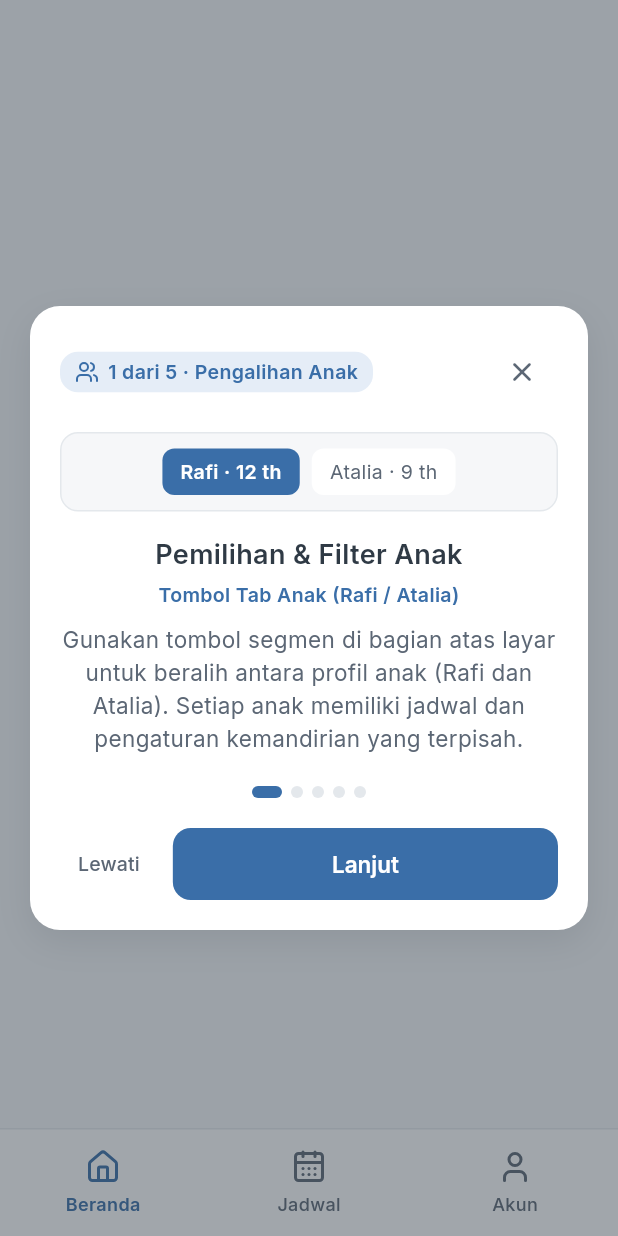
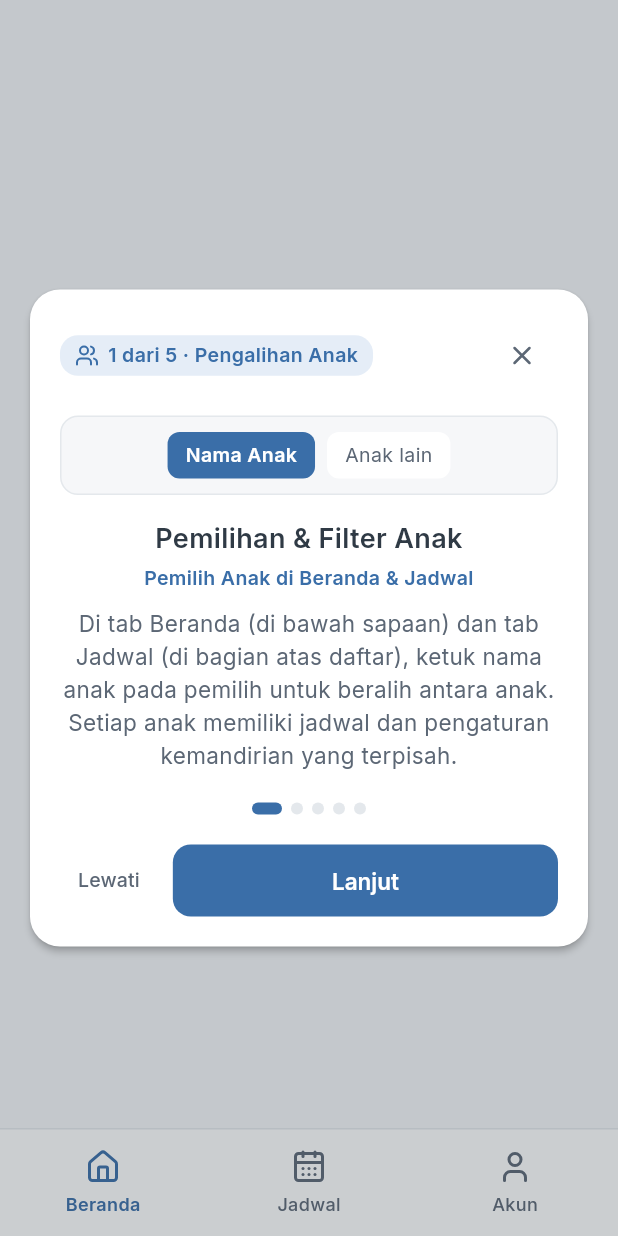
Before and after one commit to adityaanandaa1/Autiplan, a Flutter app: the CaregiverHomeScreen screen opened by its route, on a phone screen of 412 x 824 dp. Run offline on Flutter 3.47's test engine with Material 3 defaults, Android fonts, the phone set to English and light mode, and no system bars; our stand-ins replace cloud_firestore, firebase_auth, firebase_core, firebase_messaging, flutter_local_notifications, flutter_riverpod and 5 more; accounts and stored records are empty.

Commit message:
Perbaiki Live Tutor: hapus deteksi mode tes, teks dinamis, pakai token tema
Co-Authored-By: Claude Sonnet 5.5 <noreply@anthropic.com>

```diff
--- a/lib/features/caregiver/widgets/live_tutor_dialog.dart
+++ b/lib/features/caregiver/widgets/live_tutor_dialog.dart
@@ -1,10 +1,13 @@
 import 'package:flutter/material.dart';
 import 'package:flutter_riverpod/flutter_riverpod.dart';
 import 'package:lucide_icons_flutter/lucide_icons.dart';
+import 'package:shared_preferences/shared_preferences.dart';
 
 import '../../../core/theme/theme.dart';
 import '../../../core/widgets/buttons.dart';
+import '../../../data/models/app_state.dart';
 import '../../../data/providers.dart';
+import '../../../domain/routine_templates.dart';
 
 const _liveTutorPrefKey = 'has_seen_caregiver_live_tutor';
 
@@ -13,45 +16,49 @@ Future<void> showCaregiverLiveTutorIfNeeded(
   BuildContext context,
   WidgetRef ref,
 ) async {
-  // Hindari auto-popup pada saat unit/widget testing agar tidak mengganggu audit layar.
-  if (WidgetsBinding.instance.runtimeType.toString().contains('Test')) return;
-
   try {
     final prefs = ref.read(sharedPreferencesProvider);
     final hasSeen = prefs.getBool(_liveTutorPrefKey) ?? false;
     if (!hasSeen && context.mounted) {
       await showCaregiverLiveTutor(context, ref);
     }
-  } catch (_) {
-    // Abaikan galat preferensi di mode uji coba/fallback.
+  } catch (e) {
+    debugPrint('Live Tutor: gagal membaca penanda "sudah dilihat": $e');
   }
 }
 
 /// Membuka pop-up Live Tutor secara langsung (misal saat ditekan dari menu Akun).
-Future<void> showCaregiverLiveTutor(
-  BuildContext context,
-  WidgetRef ref,
-) async {
+Future<void> showCaregiverLiveTutor(BuildContext context, WidgetRef ref) async {
+  // Ambil preferensi sebelum await: widget pemanggil bisa sudah dispose
+  // setelah dialog tertutup, sehingga ref tidak aman dipakai lagi.
+  SharedPreferences? prefs;
+  try {
+    prefs = ref.read(sharedPreferencesProvider);
+  } catch (e) {
+    debugPrint(
+      'Live Tutor: preferensi tidak tersedia, penanda tidak disimpan: $e',
+    );
+  }
+
   await showGeneralDialog(
     context: context,
     barrierDismissible: true,
     barrierLabel: 'Tutup panduan',
-    barrierColor: AppColors.teks.withValues(alpha: 0.45),
-    transitionDuration: const Duration(milliseconds: 250),
+    barrierColor: AppColors.teks.withValues(alpha: AppColors.alphaBayangan),
+    transitionDuration: AppDurations.normal,
     pageBuilder: (ctx, anim1, anim2) => const _LiveTutorDialog(),
     transitionBuilder: (ctx, anim, secondaryAnim, child) {
-      final curved = CurvedAnimation(parent: anim, curve: Curves.easeOutCubic);
-      return ScaleTransition(
-        scale: Tween<double>(begin: 0.92, end: 1.0).animate(curved),
-        child: FadeTransition(opacity: curved, child: child),
-      );
+      final curved = CurvedAnimation(parent: anim, curve: AppDurations.curve);
+      return FadeTransition(opacity: curved, child: child);
     },
   );
 
+  if (prefs == null) return;
   try {
-    final prefs = ref.read(sharedPreferencesProvider);
     await prefs.setBool(_liveTutorPrefKey, true);
-  } catch (_) {}
+  } catch (e) {
+    debugPrint('Live Tutor: gagal menyimpan penanda "sudah dilihat": $e');
+  }
 }
 
 class _TutorStep {
@@ -72,52 +79,61 @@ class _TutorStep {
   final Widget illustrationWidget;
 }
 
-class _LiveTutorDialog extends StatefulWidget {
+class _LiveTutorDialog extends ConsumerStatefulWidget {
   const _LiveTutorDialog();
 
   @override
-  State<_LiveTutorDialog> createState() => _LiveTutorDialogState();
+  ConsumerState<_LiveTutorDialog> createState() => _LiveTutorDialogState();
 }
 
-class _LiveTutorDialogState extends State<_LiveTutorDialog> {
+class _LiveTutorDialogState extends ConsumerState<_LiveTutorDialog> {
   int _currentStep = 0;
 
-  late final List<_TutorStep> _steps = [
+  static const _dayLabels = ['Sen', 'Sel', 'Rab', 'Kam', 'Jum', 'Sab', 'Min'];
+
+  List<_TutorStep> _buildSteps(AppState state) {
+    final settings = state.settings;
+    final names = state.children.map((c) => c.name).toList();
+    final namesText = names.isEmpty ? 'anak' : names.join(' dan ');
+    return [
       _TutorStep(
         title: 'Pemilihan & Filter Anak',
-      targetButtonName: 'Tombol Tab Anak (Rafi / Atalia)',
+        targetButtonName: 'Pemilih Anak di Beranda & Jadwal',
         badgeLabel: '1 dari 5 · Pengalihan Anak',
         icon: LucideIcons.users,
         description:
-          'Gunakan tombol segmen di bagian atas layar untuk beralih antara profil anak (Rafi dan Atalia). Setiap anak memiliki jadwal dan pengaturan kemandirian yang terpisah.',
-      illustrationWidget: _buildChildSegmentIllustration(),
+            'Di tab Beranda (di bawah sapaan) dan tab Jadwal (di bagian atas daftar), ketuk nama anak pada pemilih untuk beralih antara $namesText. Setiap anak memiliki jadwal dan pengaturan kemandirian yang terpisah.',
+        illustrationWidget: _buildChildSegmentIllustration(state),
       ),
       _TutorStep(
         title: 'Kalender & Navigasi Mingguan',
-      targetButtonName: 'Strip Tanggal & Panah Minggu',
+        targetButtonName: 'Tab Jadwal: Strip Tanggal & Panah Minggu',
         badgeLabel: '2 dari 5 · Waktu & Kalender',
         icon: LucideIcons.calendar,
         description:
-          'Gunakan panah kiri/kanan atau geser dengan jari untuk berpindah minggu. Titik biru di bawah angka tanggal menandakan adanya jadwal kegiatan yang telah terisi.',
+            'Buka tab Jadwal. Gunakan panah kiri/kanan atau geser dengan jari untuk berpindah minggu. Titik kecil di bawah angka tanggal menandakan adanya jadwal kegiatan pada hari itu.',
         illustrationWidget: _buildCalendarIllustration(),
       ),
       _TutorStep(
         title: 'Tambah Jadwal & Template Rutinitas',
-      targetButtonName: 'Tombol Tambah (+) & Template',
+        targetButtonName: 'Tombol Tambah (+) di Tab Jadwal',
         badgeLabel: '3 dari 5 · Input Lebih Praktis',
         icon: LucideIcons.sparkles,
         description:
-          'Tidak perlu mengetik dari nol! Tekan tombol (+) untuk jadwal manual, atau gunakan Template Rutinitas (23+ pilihan) untuk memasukkan jadwal pagi, sekolah, sore, dan ibadah malam dalam 1 klik.',
+            'Tidak perlu mengetik dari nol! Di tab Jadwal, tekan tombol (+) untuk menambah jadwal, lalu pilih Template Rutinitas (${allRoutineTemplates.length} pilihan kegiatan) untuk memasukkan jadwal pagi, sekolah, sore, dan malam dengan cepat.',
         illustrationWidget: _buildTemplateIllustration(),
       ),
       _TutorStep(
         title: 'Jeda Transisi & Waktu Tenang',
-      targetButtonName: 'Aturan 10 Menit & Quiet Time',
+        targetButtonName:
+            'Aturan ${settings.minGapMinutes} Menit & Waktu Tenang',
         badgeLabel: '4 dari 5 · Sensorik Ramah Autis',
         icon: LucideIcons.moon,
         description:
-          'Aplikasi otomatis menjaga jeda minimal 10 menit antar-kegiatan agar anak tidak stres, serta mengingatkan waktu tenang tanpa gawai (Quiet Time) minimal 30 menit sebelum tidur.',
-      illustrationWidget: _buildQuietTimeIllustration(),
+            'Aplikasi menjaga jeda minimal ${settings.minGapMinutes} menit antar-kegiatan agar anak tidak stres, serta mengingatkan waktu tenang tanpa gawai (Quiet Time) ${settings.quietTimeMinutes} menit sebelum tidur. Angka ini bisa diubah di tab Akun.',
+        illustrationWidget: _buildQuietTimeIllustration(
+          settings.quietTimeMinutes,
+        ),
       ),
       _TutorStep(
         title: 'Sisi Anak & Tombol Darurat',
@@ -129,33 +145,25 @@ class _LiveTutorDialogState extends State<_LiveTutorDialog> {
         illustrationWidget: _buildEmergencyIllustration(),
       ),
     ];
+  }
 
   @override
   Widget build(BuildContext context) {
-    final step = _steps[_currentStep];
-    final isLast = _currentStep == _steps.length - 1;
+    final steps = _buildSteps(ref.watch(appStateProvider));
+    final step = steps[_currentStep];
+    final isLast = _currentStep == steps.length - 1;
 
     return Center(
       child: ConstrainedBox(
-        constraints: const BoxConstraints(
-          maxWidth: AppSpacing.maxContentWidth,
-        ),
+        constraints: const BoxConstraints(maxWidth: AppSpacing.maxContentWidth),
+        child: Padding(
+          padding: const EdgeInsets.symmetric(horizontal: AppSpacing.grid20),
           child: Material(
-          color: Colors.transparent,
-          child: Container(
-            margin: const EdgeInsets.symmetric(horizontal: AppSpacing.grid20),
+            color: AppColors.permukaan,
+            elevation: AppSpacing.fabElevation,
+            shape: const RoundedRectangleBorder(borderRadius: AppRadius.dialog),
+            child: Padding(
               padding: const EdgeInsets.all(AppSpacing.grid20),
-            decoration: BoxDecoration(
-              color: AppColors.permukaan,
-              borderRadius: AppRadius.dialog,
-              boxShadow: [
-                BoxShadow(
-                  color: AppColors.teks.withValues(alpha: 0.12),
-                  blurRadius: 20,
-                  offset: const Offset(0, 8),
-                ),
-              ],
-            ),
               child: SingleChildScrollView(
                 child: Column(
                   mainAxisSize: MainAxisSize.min,
@@ -164,19 +172,10 @@ class _LiveTutorDialogState extends State<_LiveTutorDialog> {
                     _buildHeader(step),
                     const SizedBox(height: AppSpacing.grid16),
                     AnimatedSwitcher(
-                  duration: const Duration(milliseconds: 220),
-                  transitionBuilder: (child, animation) {
-                    return FadeTransition(
-                      opacity: animation,
-                      child: SlideTransition(
-                        position: Tween<Offset>(
-                          begin: const Offset(0.04, 0),
-                          end: Offset.zero,
-                        ).animate(animation),
-                        child: child,
-                      ),
-                    );
-                  },
+                      duration: AppDurations.normal,
+                      switchInCurve: AppDurations.curve,
+                      transitionBuilder: (child, animation) =>
+                          FadeTransition(opacity: animation, child: child),
                       child: KeyedSubtree(
                         key: ValueKey<int>(_currentStep),
                         child: Column(
@@ -201,9 +200,8 @@ class _LiveTutorDialogState extends State<_LiveTutorDialog> {
                             const SizedBox(height: AppSpacing.grid10),
                             Text(
                               step.description,
-                          style: AppTypography.isi.copyWith(
+                              style: AppTypography.isiDetail.copyWith(
                                 color: AppColors.teksSekunder,
-                            height: 1.45,
                               ),
                               textAlign: TextAlign.center,
                             ),
@@ -212,10 +210,11 @@ class _LiveTutorDialogState extends State<_LiveTutorDialog> {
                       ),
                     ),
                     const SizedBox(height: AppSpacing.grid20),
-                _buildStepIndicators(),
+                    _buildStepIndicators(steps.length),
                     const SizedBox(height: AppSpacing.grid20),
                     _buildNavigationButtons(isLast),
                   ],
+                ),
               ),
             ),
           ),
@@ -281,13 +280,13 @@ class _LiveTutorDialogState extends State<_LiveTutorDialog> {
     );
   }
 
-  Widget _buildStepIndicators() {
+  Widget _buildStepIndicators(int count) {
     return Row(
       mainAxisAlignment: MainAxisAlignment.center,
       children: [
-        for (var i = 0; i < _steps.length; i++) ...[
+        for (var i = 0; i < count; i++) ...[
           AnimatedContainer(
-            duration: const Duration(milliseconds: 200),
+            duration: AppDurations.normal,
             width: i == _currentStep ? AppSpacing.grid20 : AppSpacing.grid8,
             height: AppSpacing.grid8,
             decoration: BoxDecoration(
@@ -295,7 +294,7 @@ class _LiveTutorDialogState extends State<_LiveTutorDialog> {
               borderRadius: AppRadius.pil,
             ),
           ),
-          if (i < _steps.length - 1) const SizedBox(width: AppSpacing.grid6),
+          if (i < count - 1) const SizedBox(width: AppSpacing.grid6),
         ],
       ],
     );
@@ -326,9 +325,7 @@ class _LiveTutorDialogState extends State<_LiveTutorDialog> {
             onPressed: () => Navigator.of(context).pop(),
             child: Text(
               'Lewati',
-              style: AppTypography.meta.copyWith(
-                color: AppColors.teksSekunder,
-              ),
+              style: AppTypography.meta.copyWith(color: AppColors.teksSekunder),
             ),
           ),
           const SizedBox(width: AppSpacing.grid10),
@@ -350,7 +347,38 @@ class _LiveTutorDialogState extends State<_LiveTutorDialog> {
     );
   }
 
-  static Widget _buildChildSegmentIllustration() {
+  Widget _segment(String label, {required bool selected}) {
+    return Flexible(
+      child: Container(
+        padding: const EdgeInsets.symmetric(
+          horizontal: AppSpacing.grid12,
+          vertical: AppSpacing.grid6,
+        ),
+        decoration: BoxDecoration(
+          color: selected ? AppColors.utama : AppColors.permukaan,
+          borderRadius: AppRadius.segmenTerpilih,
+        ),
+        child: Text(
+          label,
+          style: AppTypography.meta.copyWith(
+            color: selected
+                ? AppColors.teksDiAtasUtama
+                : AppColors.teksSekunder,
+            fontWeight: selected ? FontWeight.w600 : FontWeight.w400,
+          ),
+          overflow: TextOverflow.ellipsis,
+        ),
+      ),
+    );
+  }
+
+  Widget _buildChildSegmentIllustration(AppState state) {
+    final labels = state.children
+        .take(2)
+        .map((c) => '${c.name} · ${c.age} th')
+        .toList();
+    if (labels.isEmpty) labels.add('Nama Anak');
+    if (labels.length == 1) labels.add('Anak lain');
     return Container(
       padding: const EdgeInsets.symmetric(
         horizontal: AppSpacing.grid12,
@@ -364,54 +392,17 @@ class _LiveTutorDialogState extends State<_LiveTutorDialog> {
       child: Row(
         mainAxisAlignment: MainAxisAlignment.center,
         children: [
-          Flexible(
-            child: Container(
-              padding: const EdgeInsets.symmetric(
-                horizontal: AppSpacing.grid12,
-                vertical: AppSpacing.grid6,
-              ),
-              decoration: BoxDecoration(
-                color: AppColors.utama,
-                borderRadius: AppRadius.segmenTerpilih,
-              ),
-              child: const Text(
-                'Rafi · 12 th',
-                style: TextStyle(
-                  color: AppColors.teksDiAtasUtama,
-                  fontWeight: FontWeight.w600,
-                  fontSize: 13,
-                ),
-                overflow: TextOverflow.ellipsis,
-              ),
-            ),
-          ),
+          _segment(labels[0], selected: true),
           const SizedBox(width: AppSpacing.grid8),
-          Flexible(
-            child: Container(
-              padding: const EdgeInsets.symmetric(
-                horizontal: AppSpacing.grid12,
-                vertical: AppSpacing.grid6,
-              ),
-              decoration: BoxDecoration(
-                color: AppColors.permukaan,
-                borderRadius: AppRadius.segmenTerpilih,
-              ),
-              child: const Text(
-                'Atalia · 9 th',
-                style: TextStyle(
-                  color: AppColors.teksSekunder,
-                  fontSize: 13,
-                ),
-                overflow: TextOverflow.ellipsis,
-              ),
-            ),
-          ),
+          _segment(labels[1], selected: false),
         ],
       ),
     );
   }
 
-  static Widget _buildCalendarIllustration() {
+  Widget _buildCalendarIllustration() {
+    final now = DateTime.now();
+    final monday = DateTime(now.year, now.month, now.day - (now.weekday - 1));
     return Container(
       padding: const EdgeInsets.symmetric(
         horizontal: AppSpacing.grid12,
@@ -425,90 +416,107 @@ class _LiveTutorDialogState extends State<_LiveTutorDialog> {
       child: Row(
         mainAxisAlignment: MainAxisAlignment.spaceEvenly,
         children: [
-          const Icon(LucideIcons.chevronLeft, size: 16, color: AppColors.teksSekunder),
-          for (final day in ['Sen', 'Sel', 'Rab', 'Kam', 'Jum']) ...[
-            Column(
-              mainAxisSize: MainAxisSize.min,
-              children: [
-                Text(day, style: const TextStyle(fontSize: 11, color: AppColors.teksSekunder)),
-                const SizedBox(height: 2),
-                Container(
-                  width: 24,
-                  height: 24,
-                  alignment: Alignment.center,
-                  decoration: BoxDecoration(
-                    color: day == 'Jum' ? AppColors.utama : Colors.transparent,
-                    shape: BoxShape.circle,
+          const Icon(
+            LucideIcons.chevronLeft,
+            size: AppSpacing.iconSize16,
+            color: AppColors.teksSekunder,
           ),
-                  child: Text(
-                    '1',
-                    style: TextStyle(
-                      fontSize: 12,
-                      fontWeight: FontWeight.w600,
-                      color: day == 'Jum' ? AppColors.teksDiAtasUtama : AppColors.teks,
+          for (var i = 0; i < 7; i++)
+            _calendarDay(
+              _dayLabels[i],
+              DateTime(monday.year, monday.month, monday.day + i),
+              isToday: i == now.weekday - 1,
             ),
+          const Icon(
+            LucideIcons.chevronRight,
+            size: AppSpacing.iconSize16,
+            color: AppColors.teksSekunder,
           ),
-                ),
-                const SizedBox(height: 2),
-                Container(
-                  width: 4,
-                  height: 4,
-                  decoration: const BoxDecoration(
-                    color: AppColors.utama,
-                    shape: BoxShape.circle,
-                  ),
-                ),
-              ],
-            ),
-          ],
-          const Icon(LucideIcons.chevronRight, size: 16, color: AppColors.teksSekunder),
         ],
       ),
     );
   }
 
-  static Widget _buildTemplateIllustration() {
+  Widget _calendarDay(String label, DateTime date, {required bool isToday}) {
+    return Column(
+      mainAxisSize: MainAxisSize.min,
+      children: [
+        Text(
+          label,
+          style: AppTypography.mikro.copyWith(
+            fontWeight: FontWeight.w500,
+            color: AppColors.teksSekunder,
+          ),
+        ),
+        const SizedBox(height: AppSpacing.grid2),
+        Container(
+          width: AppSpacing.grid24,
+          height: AppSpacing.grid24,
+          alignment: Alignment.center,
+          decoration: BoxDecoration(
+            color: isToday ? AppColors.utama : AppColors.transparan,
+            shape: BoxShape.circle,
+          ),
+          child: Text(
+            '${date.day}',
+            style: AppTypography.mikro.copyWith(
+              color: isToday ? AppColors.teksDiAtasUtama : AppColors.teks,
+            ),
+          ),
+        ),
+        const SizedBox(height: AppSpacing.grid2),
+        Container(
+          width: AppSpacing.weekDot,
+          height: AppSpacing.weekDot,
+          decoration: BoxDecoration(
+            color: isToday ? AppColors.anakAksen : AppColors.transparan,
+            shape: BoxShape.circle,
+          ),
+        ),
+      ],
+    );
+  }
+
+  Widget _illustrationBox({
+    required Color color,
+    required Color borderColor,
+    required Widget leading,
+    required String title,
+    required String subtitle,
+    required Color titleColor,
+  }) {
     return Container(
       padding: const EdgeInsets.symmetric(
         horizontal: AppSpacing.grid14,
         vertical: AppSpacing.grid10,
       ),
       decoration: BoxDecoration(
-        color: AppColors.utamaLembut,
+        color: color,
         borderRadius: AppRadius.kolomIsian,
-        border: Border.all(color: AppColors.utama.withValues(alpha: 0.3)),
+        border: Border.all(color: borderColor),
       ),
       child: Row(
         children: [
-          Container(
-            padding: const EdgeInsets.all(AppSpacing.grid6),
-            decoration: const BoxDecoration(
-              color: AppColors.utama,
-              shape: BoxShape.circle,
-            ),
-            child: const Icon(
-              LucideIcons.sparkles,
-              size: 16,
-              color: AppColors.teksDiAtasUtama,
-            ),
-          ),
+          leading,
           const SizedBox(width: AppSpacing.grid10),
-          const Expanded(
+          Expanded(
             child: Column(
               crossAxisAlignment: CrossAxisAlignment.start,
               children: [
                 Text(
-                  'Template Rutinitas (23 Pilihan)',
-                  style: TextStyle(
-                    fontSize: 13,
+                  title,
+                  style: AppTypography.meta.copyWith(
                     fontWeight: FontWeight.w600,
-                    color: AppColors.utama,
+                    color: titleColor,
                   ),
                   overflow: TextOverflow.ellipsis,
                 ),
                 Text(
-                  'Paket Pagi · Sekolah · Sore · Malam',
-                  style: TextStyle(fontSize: 11, color: AppColors.teksSekunder),
+                  subtitle,
+                  style: AppTypography.mikro.copyWith(
+                    fontWeight: FontWeight.w400,
+                    color: AppColors.teksSekunder,
+                  ),
                   overflow: TextOverflow.ellipsis,
                 ),
               ],
@@ -519,85 +527,59 @@ class _LiveTutorDialogState extends State<_LiveTutorDialog> {
     );
   }
 
-  static Widget _buildQuietTimeIllustration() {
-    return Container(
-      padding: const EdgeInsets.symmetric(
-        horizontal: AppSpacing.grid14,
-        vertical: AppSpacing.grid10,
+  Widget _buildTemplateIllustration() {
+    return _illustrationBox(
+      color: AppColors.utamaLembut,
+      borderColor: AppColors.utama.withValues(alpha: AppColors.alphaBayangan),
+      leading: Container(
+        padding: const EdgeInsets.all(AppSpacing.grid6),
+        decoration: const BoxDecoration(
+          color: AppColors.utama,
+          shape: BoxShape.circle,
         ),
-      decoration: BoxDecoration(
-        color: AppColors.saranLembut,
-        borderRadius: AppRadius.kolomIsian,
-        border: Border.all(color: AppColors.saranTeks.withValues(alpha: 0.2)),
-      ),
-      child: const Row(
-        children: [
-          Icon(LucideIcons.moon, size: 20, color: AppColors.saranTeks),
-          SizedBox(width: AppSpacing.grid10),
-          Expanded(
-            child: Column(
-              crossAxisAlignment: CrossAxisAlignment.start,
-              children: [
-                Text(
-                  'Waktu Tenang (Quiet Time)',
-                  style: TextStyle(
-                    fontSize: 13,
-                    fontWeight: FontWeight.w600,
-                    color: AppColors.saranTeks,
-                  ),
-                  overflow: TextOverflow.ellipsis,
-                ),
-                Text(
-                  'Bebas layar gawai 30 mnt sebelum tidur',
-                  style: TextStyle(fontSize: 11, color: AppColors.teksSekunder),
-                  overflow: TextOverflow.ellipsis,
-                ),
-              ],
+        child: const Icon(
+          LucideIcons.sparkles,
+          size: AppSpacing.iconSize16,
+          color: AppColors.teksDiAtasUtama,
         ),
       ),
-        ],
-      ),
+      title: 'Template Rutinitas (${allRoutineTemplates.length} Pilihan)',
+      subtitle: 'Paket Pagi · Sekolah · Sore · Malam',
+      titleColor: AppColors.utama,
     );
   }
 
-  static Widget _buildEmergencyIllustration() {
-    return Container(
-      padding: const EdgeInsets.symmetric(
-        horizontal: AppSpacing.grid14,
-        vertical: AppSpacing.grid10,
+  Widget _buildQuietTimeIllustration(int quietMinutes) {
+    return _illustrationBox(
+      color: AppColors.saranLembut,
+      borderColor: AppColors.saranTeks.withValues(
+        alpha: AppColors.alphaBayangan,
       ),
-      decoration: BoxDecoration(
+      leading: const Icon(
+        LucideIcons.moon,
+        size: AppSpacing.iconSize20,
+        color: AppColors.saranTeks,
+      ),
+      title: 'Waktu Tenang (Quiet Time)',
+      subtitle: 'Bebas layar gawai $quietMinutes mnt sebelum tidur',
+      titleColor: AppColors.saranTeks,
+    );
+  }
+
+  Widget _buildEmergencyIllustration() {
+    return _illustrationBox(
       color: AppColors.anakLembut,
-        borderRadius: AppRadius.kolomIsian,
-        border: Border.all(color: AppColors.anakAksen.withValues(alpha: 0.3)),
+      borderColor: AppColors.anakAksen.withValues(
+        alpha: AppColors.alphaBayangan,
       ),
-      child: const Row(
-        children: [
-          Icon(LucideIcons.phoneCall, size: 20, color: AppColors.utama),
-          SizedBox(width: AppSpacing.grid10),
-          Expanded(
-            child: Column(
-              crossAxisAlignment: CrossAxisAlignment.start,
-              children: [
-                Text(
-                  'Tombol Darurat Satu Sentuhan',
-                  style: TextStyle(
-                    fontSize: 13,
-                    fontWeight: FontWeight.w600,
-                    color: AppColors.teks,
+      leading: const Icon(
+        LucideIcons.phoneCall,
+        size: AppSpacing.iconSize20,
+        color: AppColors.utama,
       ),
-                  overflow: TextOverflow.ellipsis,
-                ),
-                Text(
-                  'Sisi anak: tenang, aman, langsung menelepon',
-                  style: TextStyle(fontSize: 11, color: AppColors.teksSekunder),
-                  overflow: TextOverflow.ellipsis,
-                ),
-              ],
-            ),
-          ),
-        ],
-      ),
+      title: 'Tombol Darurat Satu Sentuhan',
+      subtitle: 'Sisi anak: tenang, aman, langsung menelepon',
+      titleColor: AppColors.teks,
     );
   }
 }
```
Also changed, not shown: 5 other files. Lines whose indentation alone changed are shown as unchanged.
